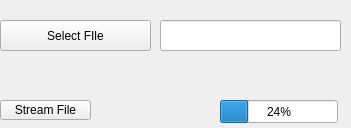
Above: streamwidget.ui from JerzySpendel/LanTransfer before the change. Below: the same form after it.
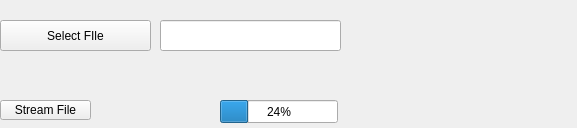
That is the form after the change.

The edit to the form file:
```diff
--- a/streamwidget.ui
+++ b/streamwidget.ui
@@ -6,7 +6,7 @@
    <rect>
     <x>0</x>
     <y>0</y>
-    <width>351</width>
+    <width>577</width>
     <height>128</height>
    </rect>
   </property>
@@ -62,6 +62,19 @@
     <string>Stream File</string>
    </property>
   </widget>
+  <widget class="QLabel" name="label">
+   <property name="geometry">
+    <rect>
+     <x>340</x>
+     <y>100</y>
+     <width>211</width>
+     <height>21</height>
+    </rect>
+   </property>
+   <property name="text">
+    <string/>
+   </property>
+  </widget>
   <zorder>lineEdit</zorder>
   <zorder>progressBar</zorder>
   <zorder>pushButton_2</zorder>
```
Left out of the diff: 1 changed line with no effect on the pictures.
